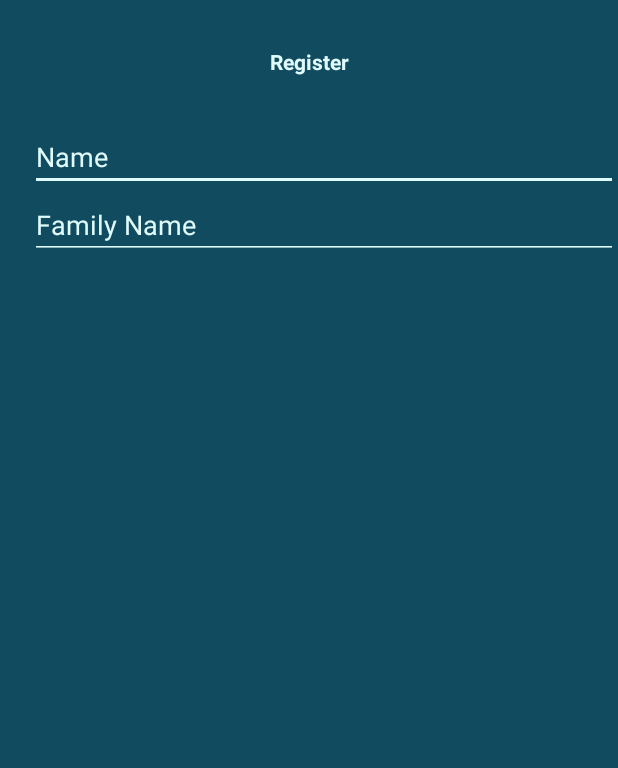
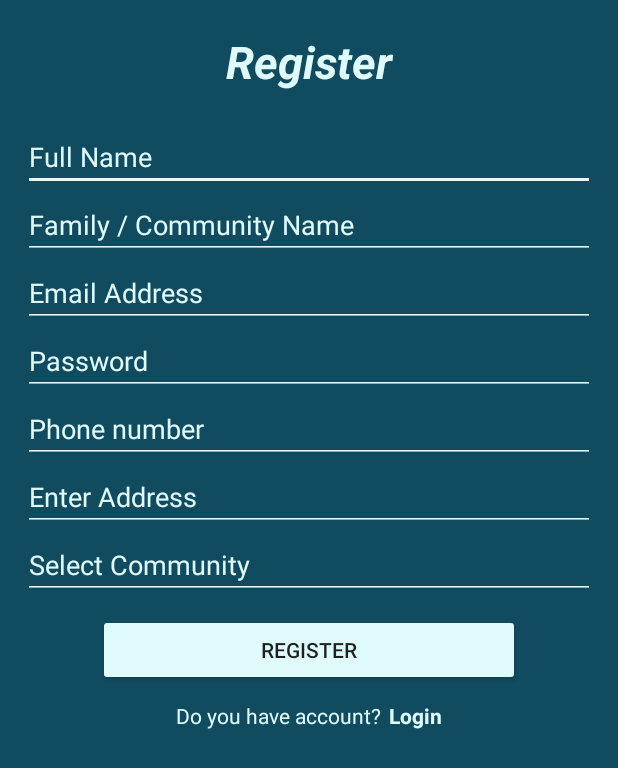
Before and after one commit to harishpammi/ourpeopleapp, an Android app: the RegisterScreen screen opened directly, with no data from a screen before it, on a phone screen of 412 x 824 dp. Shown: the top 768 px of the screen. Run offline under Robolectric (Android 15) with nearby library versions, the phone set to English and light mode, and no system bars.

Commit message:
Added the Register screen changes

```diff
--- a/app/src/main/java/com/ourpeople/ourpeople/activity/RegisterScreen.java
+++ b/app/src/main/java/com/ourpeople/ourpeople/activity/RegisterScreen.java
@@ -1,8 +1,13 @@
 package com.ourpeople.ourpeople.activity;
 
+import android.content.Intent;
 import android.os.Bundle;
 import android.os.PersistableBundle;
+import android.support.design.widget.TextInputEditText;
 import android.support.v7.app.AppCompatActivity;
+import android.util.Patterns;
+import android.widget.Button;
+import android.widget.Toast;
 
 import com.ourpeople.ourpeople.R;
 
@@ -14,5 +19,39 @@ public class RegisterScreen extends AppCompatActivity {
     public void onCreate(Bundle savedInstanceState) {
         super.onCreate(savedInstanceState);
         setContentView(R.layout.register_screen);
+
+        TextInputEditText emailInSignup = (TextInputEditText) findViewById(R.id.et_signupemail);
+        TextInputEditText passwordInSignup = ((TextInputEditText) findViewById(R.id.et_signuppassword));
+
+        emailInSignup.setOnFocusChangeListener((s,v) -> {
+            if (!v) {
+                if (!(Patterns.EMAIL_ADDRESS.matcher(emailInSignup.getText()).matches())) {
+                    Toast.makeText(RegisterScreen.this, "Invalid Email", Toast.LENGTH_SHORT).show();
+                    emailInSignup.setError("Invalid Email");
+                    emailInSignup.setText("");
+                }
+            }
+        });
+
+        passwordInSignup.setOnFocusChangeListener((s,v) -> {
+            if (!v) {
+                if (!(passwordInSignup.getText().length() < 6)) {
+                    Toast.makeText(RegisterScreen.this, "Password should contain minimum 6 characters", Toast.LENGTH_SHORT).show();
+                    passwordInSignup.setError("Password should contain minimum 6 characters");
+                    passwordInSignup.setText("");
+                }
+            }
+        });
+
+        Button register = ((Button) findViewById(R.id.btn_register));
+        register.setOnClickListener(s -> {
+            Intent homeScreenIntent = new Intent(RegisterScreen.this, HomeScreen.class);
+            RegisterScreen.this.startActivity(homeScreenIntent);
+        });
+
+        (findViewById(R.id.ll_logintext)).setOnClickListener(s -> {
+            Intent loginIntent = new Intent(RegisterScreen.this, SplashScreen.class);
+            RegisterScreen.this.startActivity(loginIntent);
+        });
     }
 }
--- a/app/src/main/java/com/ourpeople/ourpeople/activity/SplashScreen.java
+++ b/app/src/main/java/com/ourpeople/ourpeople/activity/SplashScreen.java
@@ -5,6 +5,7 @@ import android.os.Bundle;
 import android.support.design.widget.TextInputEditText;
 import android.support.v7.app.AppCompatActivity;
 import android.util.Patterns;
+import android.widget.Button;
 import android.widget.Toast;
 
 import com.ourpeople.ourpeople.R;
@@ -12,12 +13,11 @@ import com.ourpeople.ourpeople.R;
 /**
  * Created by hareesh.pammi on 29/07/16.
  */
-public class SplashScreen extends AppCompatActivity{
+public class SplashScreen extends AppCompatActivity {
     @Override
     public void onCreate(Bundle savedInstanceState) {
         super.onCreate(savedInstanceState);
         setContentView(R.layout.splash_screen);
-        //View loginView = findViewById(R.id.ll_login);
 
         (findViewById(R.id.ll_signuptext)).setOnClickListener(s -> {
             Intent signupIntent = new Intent(SplashScreen.this, RegisterScreen.class);
@@ -25,8 +25,8 @@ public class SplashScreen extends AppCompatActivity{
         });
 
         TextInputEditText emailText = (TextInputEditText) findViewById(R.id.email);
-        emailText.setOnFocusChangeListener((s,v) ->{
-            if(!v) {
+        emailText.setOnFocusChangeListener((s, v) -> {
+            if (!v) {
                 if (!(Patterns.EMAIL_ADDRESS.matcher(emailText.getText()).matches())) {
                     Toast.makeText(SplashScreen.this, "Invalid Email", Toast.LENGTH_SHORT).show();
                     emailText.setError("Invalid Email");
@@ -35,11 +35,9 @@ public class SplashScreen extends AppCompatActivity{
             }
         });
 
-
-
         TextInputEditText password = ((TextInputEditText) findViewById(R.id.pwd));
-        password.setOnFocusChangeListener((s,v) -> {
-            if(!v) {
+        password.setOnFocusChangeListener((s, v) -> {
+            if (!v) {
                 if (!(password.getText().length() < 6)) {
                     Toast.makeText(SplashScreen.this, "Password should contain minimum 6 characters", Toast.LENGTH_SHORT).show();
                     password.setError("Password should contain minimum 6 characters");
@@ -48,6 +46,12 @@ public class SplashScreen extends AppCompatActivity{
             }
         });
 
+        Button loginBtn = ((Button) findViewById(R.id.btn_login));
+        loginBtn.setOnClickListener(s -> {
+            Intent homeScreenIntent = new Intent(SplashScreen.this, HomeScreen.class);
+            SplashScreen.this.startActivity(homeScreenIntent);
+        });
+
     }
 
 }
--- a/app/src/main/res/layout/register_screen.xml
+++ b/app/src/main/res/layout/register_screen.xml
@@ -8,35 +8,120 @@
     <TextView
         android:layout_width="match_parent"
         android:layout_height="0dp"
+        android:layout_weight="1"
+        android:gravity="center"
         android:text="Register"
         android:textColor="@color/bgLightCyan"
-        android:textStyle="bold"
-        android:gravity="center"
-        android:layout_weight="1"/>
+        android:textSize="30sp"
+        android:textStyle="bold|italic" />
 
     <LinearLayout
         android:layout_width="match_parent"
         android:layout_height="0dp"
+        android:layout_weight="9"
         android:orientation="vertical"
-        android:paddingLeft="20dp"
-        android:layout_weight="9">
+        android:paddingLeft="15dp"
+        android:paddingRight="15dp">
 
         <android.support.design.widget.TextInputEditText
+            android:id="@+id/et_fullname"
             android:layout_width="match_parent"
             android:layout_height="wrap_content"
-            android:textColorHint="@color/bgLightCyan"
             android:backgroundTint="@color/bgLightCyan"
-            android:hint="Name"
-            android:fontFamily="sans-serif"/>
+            android:fontFamily="sans-serif"
+            android:hint="@string/signup_hint_fullname"
+            android:textColorHint="@color/bgLightCyan" />
 
         <android.support.design.widget.TextInputEditText
+            android:id="@+id/et_familyname"
             android:layout_width="match_parent"
             android:layout_height="wrap_content"
-            android:textColorHint="@color/bgLightCyan"
             android:backgroundTint="@color/bgLightCyan"
-            android:hint="Family Name"
-            android:fontFamily="sans-serif"/>
+            android:fontFamily="sans-serif"
+            android:hint="@string/signup_hint_familyname"
+            android:textColorHint="@color/bgLightCyan" />
+
+        <android.support.design.widget.TextInputEditText
+            android:id="@+id/et_signupemail"
+            android:layout_width="match_parent"
+            android:layout_height="wrap_content"
+            android:backgroundTint="@color/bgLightCyan"
+            android:fontFamily="sans-serif"
+            android:hint="@string/signup_hint_email"
+            android:textColorHint="@color/bgLightCyan" />
+
+        <android.support.design.widget.TextInputEditText
+            android:id="@+id/et_signuppassword"
+            android:layout_width="match_parent"
+            android:layout_height="wrap_content"
+            android:backgroundTint="@color/bgLightCyan"
+            android:fontFamily="sans-serif"
+            android:hint="@string/signup_hint_password"
+            android:textColorHint="@color/bgLightCyan" />
+
+        <android.support.design.widget.TextInputEditText
+            android:id="@+id/et_phone"
+            android:layout_width="match_parent"
+            android:layout_height="wrap_content"
+            android:backgroundTint="@color/bgLightCyan"
+            android:fontFamily="sans-serif"
+            android:hint="@string/signup_hint_phone"
+            android:textColorHint="@color/bgLightCyan" />
+
+        <android.support.design.widget.TextInputEditText
+            android:id="@+id/et_address"
+            android:layout_width="match_parent"
+            android:layout_height="wrap_content"
+            android:backgroundTint="@color/bgLightCyan"
+            android:fontFamily="sans-serif"
+            android:hint="Enter Address"
+            android:textColorHint="@color/bgLightCyan" />
+
+        <android.support.design.widget.TextInputEditText
+            android:id="@+id/et_community"
+            android:layout_width="match_parent"
+            android:layout_height="wrap_content"
+            android:backgroundTint="@color/bgLightCyan"
+            android:fontFamily="sans-serif"
+            android:hint="Select Community"
+            android:textColorHint="@color/bgLightCyan" />
+
+        <Button
+            android:id="@+id/btn_register"
+            android:layout_width="match_parent"
+            android:layout_height="wrap_content"
+            android:layout_gravity="center"
+            android:layout_marginLeft="50dp"
+            android:layout_marginRight="50dp"
+            android:layout_marginTop="10dp"
+            android:backgroundTint="@color/bgLightCyan"
+            android:text="Register" />
+
+        <LinearLayout
+            android:id="@+id/ll_logintext"
+            android:layout_width="wrap_content"
+            android:layout_height="wrap_content"
+            android:layout_gravity="center"
+            android:layout_marginTop="10dp"
+            android:orientation="horizontal">
+
+            <TextView
+                android:layout_width="wrap_content"
+                android:layout_height="wrap_content"
+                android:text="Do you have account?"
+                android:textColor="@color/bgLightCyan" />
+
+            <TextView
+                android:layout_width="wrap_content"
+                android:layout_height="wrap_content"
+                android:layout_marginLeft="5dp"
+                android:gravity="center"
+                android:text="Login"
+                android:textColor="@color/bgLightCyan"
+                android:textStyle="bold" />
+
+        </LinearLayout>
+
     </LinearLayout>
 
-
 </LinearLayout>
--- a/app/src/main/res/values/strings.xml
+++ b/app/src/main/res/values/strings.xml
@@ -1,4 +1,10 @@
 <resources>
     <string name="app_name">Our People</string>
     <string name="welcome_text">Hi</string>
+
+    <string name="signup_hint_fullname">Full Name</string>
+    <string name="signup_hint_familyname">Family / Community Name</string>
+    <string name="signup_hint_email">Email Address</string>
+    <string name="signup_hint_password">Password</string>
+    <string name="signup_hint_phone">Phone number</string>
 </resources>
```
